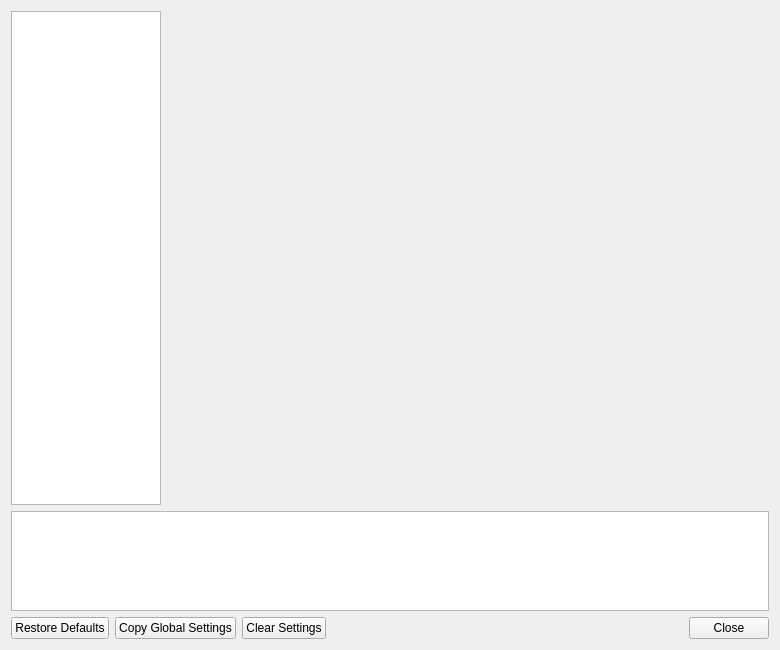
StillJC/ArcadeDuck, file src/arcadeduck-qt/settingswindow.ui: the form before one commit.
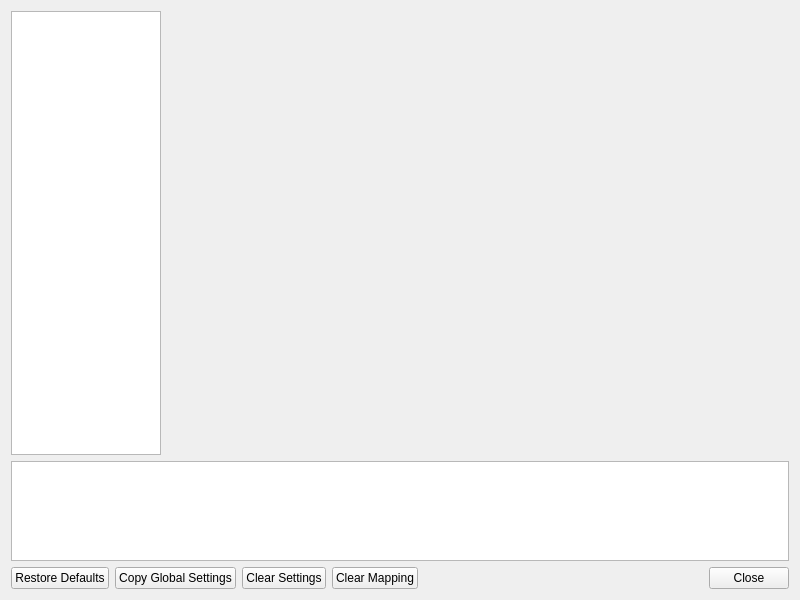
The form after the commit. Icons and pictures are not drawn.

Commit message:
Rework settings, controls, and UI
Move per-game controls into Game Properties, simplify input configuration, add per-game System Link handling, improve settings sizing and driving controls, refresh the Qt icon set, and remove obsolete settings and UI resources.

Diff of the .ui file:
```diff
--- a/src/arcadeduck-qt/settingswindow.ui
+++ b/src/arcadeduck-qt/settingswindow.ui
@@ -6,8 +6,8 @@
    <rect>
     <x>0</x>
     <y>0</y>
-    <width>780</width>
-    <height>650</height>
+    <width>800</width>
+    <height>600</height>
    </rect>
   </property>
   <property name="sizePolicy">
@@ -104,6 +104,13 @@
        </property>
       </widget>
      </item>
+     <item>
+      <widget class="QPushButton" name="clearControlMapping">
+       <property name="text">
+        <string>Clear Mapping</string>
+       </property>
+      </widget>
+     </item>
      <item>
       <spacer name="horizontalSpacer_2">
        <property name="orientation">
```
The commit also changes 127 other files.
